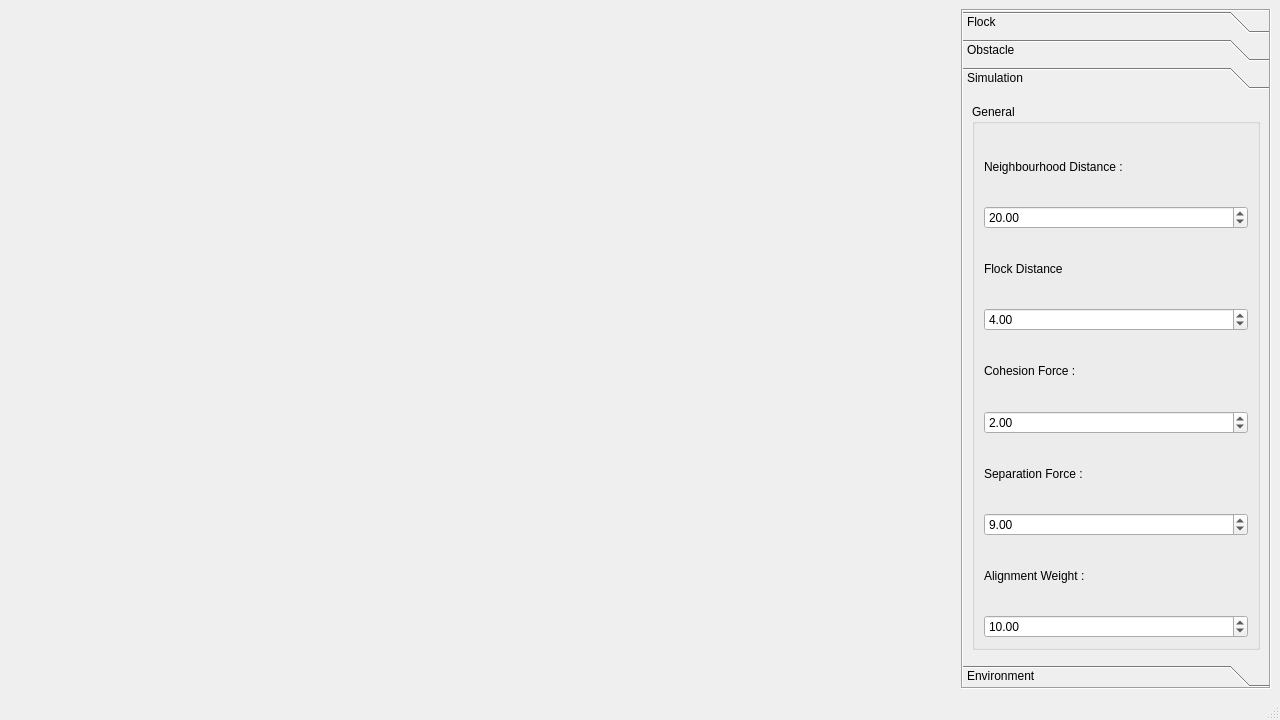
Before: the Qt Designer form ui/mainwindow.ui in timecop84/flocking_system, drawn with Qt 5.
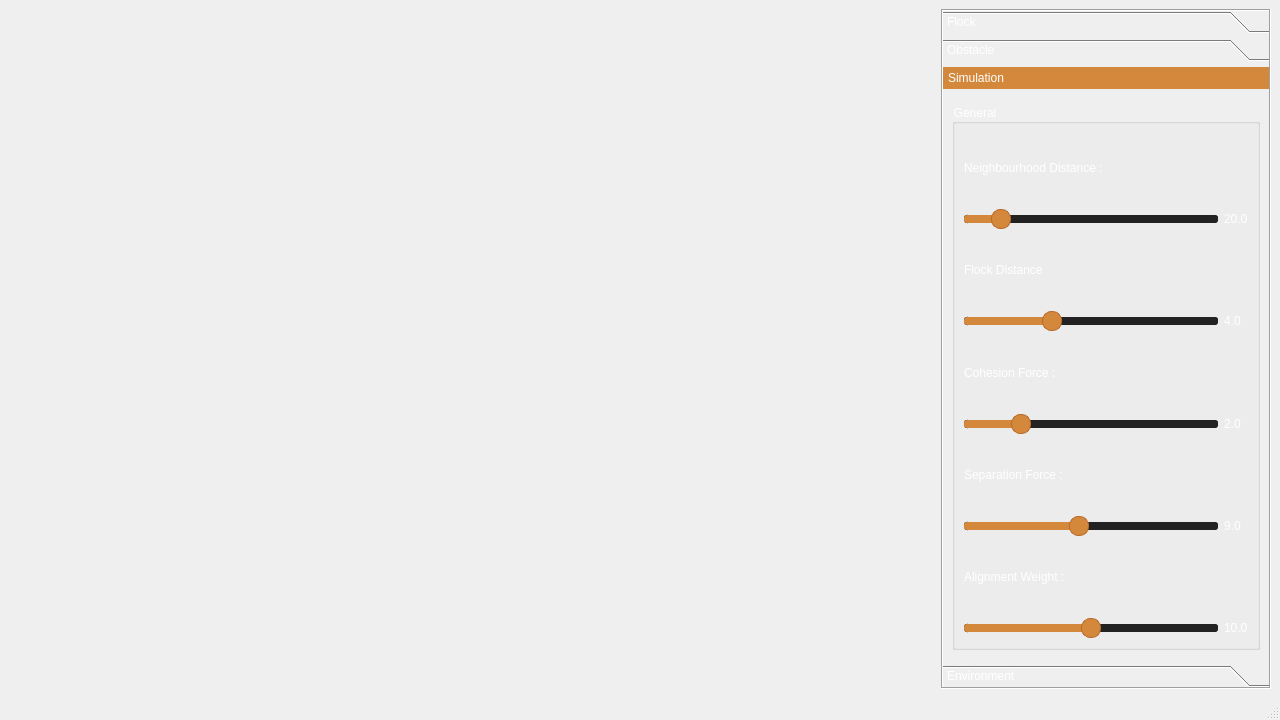
After: the same form once the commit is applied. The open tabs and pages were chosen to show the change.

Commit message: Modernize UI/UX, merge feature branch, update build system, refactor includes, resolve build/IntelliSense issues, and add GPU info overlay

The edit to the form file:
```diff
--- a/ui/mainwindow.ui
+++ b/ui/mainwindow.ui
@@ -13,6 +13,92 @@
   <property name="windowTitle">
    <string>MainWindow</string>
   </property>
+  <property name="styleSheet">
+   <string notr="true">
+color: rgb(52, 52, 52);
+selection-background-color: #d3883c;
+
+QToolBox::tab {
+    background: #222;
+    color: #fff;
+    border: 1px solid #444;
+    border-bottom: none;
+    padding: 6px 12px;
+}
+QToolBox::tab:selected {
+    background: #d3883c;
+    color: #fff;
+    border: 1px solid #d3883c;
+}
+QToolBox::tab:hover {
+    background: #b86a2c;
+    color: #fff;
+}
+QTabBar::tab {
+    background: #222;
+    color: #fff;
+    border: 1px solid #444;
+    padding: 6px 12px;
+}
+QTabBar::tab:selected {
+    background: #d3883c;
+    color: #fff;
+    border: 1px solid #d3883c;
+}
+QTabBar::tab:hover {
+    background: #b86a2c;
+    color: #fff;
+}
+QAbstractItemView::item:selected, QAbstractItemView::item:focus {
+    background: #d3883c;
+    color: #fff;
+}
+QSlider::handle:focus, QSlider::handle:hover {
+    background: #d3883c;
+}
+QSlider::groove:focus, QSlider::groove:hover {
+    background: #d3883c33;
+}
+QMenu::item:selected {
+    background: #d3883c;
+    color: #fff;
+}
+QTreeView::item:selected, QListView::item:selected {
+    background: #d3883c;
+    color: #fff;
+}
+QSlider::groove:horizontal {
+    border: 1px solid #222;
+    height: 6px;
+    background: #444;
+    margin: 0 0;
+    border-radius: 3px;
+}
+QSlider::handle:horizontal {
+    background: #d3883c;
+    border: 1px solid #b86a2c;
+    width: 18px;
+    height: 18px;
+    margin: -7px 0;
+    border-radius: 9px;
+}
+QSlider::handle:horizontal:hover, QSlider::handle:horizontal:focus {
+    background: #ffb36b;
+    border: 1.5px solid #d3883c;
+}
+QSlider::sub-page:horizontal {
+    background: #d3883c;
+    border-radius: 3px;
+}
+QSlider::add-page:horizontal {
+    background: #222;
+    border-radius: 3px;
+}
+</string>
+  </property>
+  <property name="dockNestingEnabled">
+   <bool>true</bool>
+  </property>
   <widget class="QWidget" name="centralwidget">
    <layout class="QGridLayout" name="s_mainWindowGridLayout">
     <item row="0" column="0">
@@ -30,12 +116,30 @@
     </item>
     <item row="0" column="1">
      <widget class="QToolBox" name="toolBox">
+      <property name="sizePolicy">
+       <sizepolicy hsizetype="Preferred" vsizetype="Preferred">
+        <horstretch>0</horstretch>
+        <verstretch>0</verstretch>
+       </sizepolicy>
+      </property>
+      <property name="minimumSize">
+       <size>
+        <width>330</width>
+        <height>0</height>
+       </size>
+      </property>
       <property name="maximumSize">
        <size>
-        <width>310</width>
+        <width>330</width>
         <height>16777215</height>
        </size>
       </property>
+      <property name="styleSheet">
+       <string notr="true">color: rgb(52, 52, 52);
+color: rgb(255, 255, 255);
+selection-background-color: #d3883c;
+</string>
+      </property>
       <property name="frameShape">
        <enum>QFrame::Box</enum>
       </property>
@@ -636,8 +740,8 @@
         <rect>
          <x>0</x>
          <y>0</y>
-         <width>308</width>
-         <height>529</height>
+         <width>326</width>
+         <height>535</height>
         </rect>
        </property>
        <attribute name="label">
@@ -658,9 +762,67 @@
             </widget>
            </item>
            <item row="1" column="0">
-            <widget class="QDoubleSpinBox" name="m_simDistance">
+            <widget class="QSlider" name="m_simDistanceSlider">
+             <property name="minimum">
+              <number>10</number>
+             </property>
+             <property name="maximum">
+              <number>100</number>
+             </property>
              <property name="value">
-              <double>20.000000000000000</double>
+              <number>20</number>
+             </property>
+             <property name="orientation">
+              <enum>Qt::Orientation::Horizontal</enum>
+             </property>
+             <property name="tickPosition">
+              <enum>QSlider::TickPosition::TicksBelow</enum>
+             </property>
+             <property name="tickInterval">
+              <number>1</number>
+             </property>
+            </widget>
+           </item>
+           <item row="1" column="1">
+            <widget class="QLabel" name="m_simDistanceValue">
+             <property name="text">
+              <string>20.0</string>
+             </property>
+            </widget>
+           </item>
+           <item row="2" column="0">
+            <widget class="QLabel" name="label_10">
+             <property name="text">
+              <string>Flock Distance</string>
+             </property>
+            </widget>
+           </item>
+           <item row="3" column="0">
+            <widget class="QSlider" name="m_simFlockDistanceSlider">
+             <property name="minimum">
+              <number>1</number>
+             </property>
+             <property name="maximum">
+              <number>10</number>
+             </property>
+             <property name="value">
+              <number>4</number>
+             </property>
+             <property name="orientation">
+              <enum>Qt::Orientation::Horizontal</enum>
+             </property>
+             <property name="tickPosition">
+              <enum>QSlider::TickPosition::TicksBelow</enum>
+             </property>
+             <property name="tickInterval">
+              <number>1</number>
+             </property>
+            </widget>
+           </item>
+           <item row="3" column="1">
+            <widget class="QLabel" name="m_simFlockDistanceValue">
+             <property name="text">
+              <string>4.0</string>
              </property>
             </widget>
            </item>
@@ -672,9 +834,31 @@
             </widget>
            </item>
            <item row="5" column="0">
-            <widget class="QDoubleSpinBox" name="m_simCohesion">
+            <widget class="QSlider" name="m_simCohesionSlider">
+             <property name="minimum">
+              <number>0</number>
+             </property>
+             <property name="maximum">
+              <number>10</number>
+             </property>
              <property name="value">
-              <double>2.000000000000000</double>
+              <number>2</number>
+             </property>
+             <property name="orientation">
+              <enum>Qt::Orientation::Horizontal</enum>
+             </property>
+             <property name="tickPosition">
+              <enum>QSlider::TickPosition::TicksBelow</enum>
+             </property>
+             <property name="tickInterval">
+              <number>1</number>
+             </property>
+            </widget>
+           </item>
+           <item row="5" column="1">
+            <widget class="QLabel" name="m_simCohesionValue">
+             <property name="text">
+              <string>2.0</string>
              </property>
             </widget>
            </item>
@@ -686,9 +870,31 @@
             </widget>
            </item>
            <item row="7" column="0">
-            <widget class="QDoubleSpinBox" name="m_simSeparation">
+            <widget class="QSlider" name="m_simSeparationSlider">
+             <property name="minimum">
+              <number>0</number>
+             </property>
+             <property name="maximum">
+              <number>20</number>
+             </property>
              <property name="value">
-              <double>9.000000000000000</double>
+              <number>9</number>
+             </property>
+             <property name="orientation">
+              <enum>Qt::Orientation::Horizontal</enum>
+             </property>
+             <property name="tickPosition">
+              <enum>QSlider::TickPosition::TicksBelow</enum>
+             </property>
+             <property name="tickInterval">
+              <number>1</number>
+             </property>
+            </widget>
+           </item>
+           <item row="7" column="1">
+            <widget class="QLabel" name="m_simSeparationValue">
+             <property name="text">
+              <string>9.0</string>
              </property>
             </widget>
            </item>
@@ -700,23 +906,31 @@
             </widget>
            </item>
            <item row="9" column="0">
-            <widget class="QDoubleSpinBox" name="m_simAlignment">
+            <widget class="QSlider" name="m_simAlignmentSlider">
+             <property name="minimum">
+              <number>0</number>
+             </property>
+             <property name="maximum">
+              <number>20</number>
+             </property>
              <property name="value">
-              <double>10.000000000000000</double>
+              <number>10</number>
+             </property>
+             <property name="orientation">
+              <enum>Qt::Orientation::Horizontal</enum>
+             </property>
+             <property name="tickPosition">
+              <enum>QSlider::TickPosition::TicksBelow</enum>
+             </property>
+             <property name="tickInterval">
+              <number>1</number>
              </property>
             </widget>
            </item>
-           <item row="2" column="0">
-            <widget class="QLabel" name="label_10">
+           <item row="9" column="1">
+            <widget class="QLabel" name="m_simAlignmentValue">
              <property name="text">
-              <string>Flock Distance</string>
-             </property>
-            </widget>
-           </item>
-           <item row="3" column="0">
-            <widget class="QDoubleSpinBox" name="m_simFlockDistance">
-             <property name="value">
-              <double>4.000000000000000</double>
+              <string>10.0</string>
              </property>
             </widget>
            </item>
```
Left out of the diff: 108 changed lines with no effect on the pictures. The commit also changes 7 other files.
